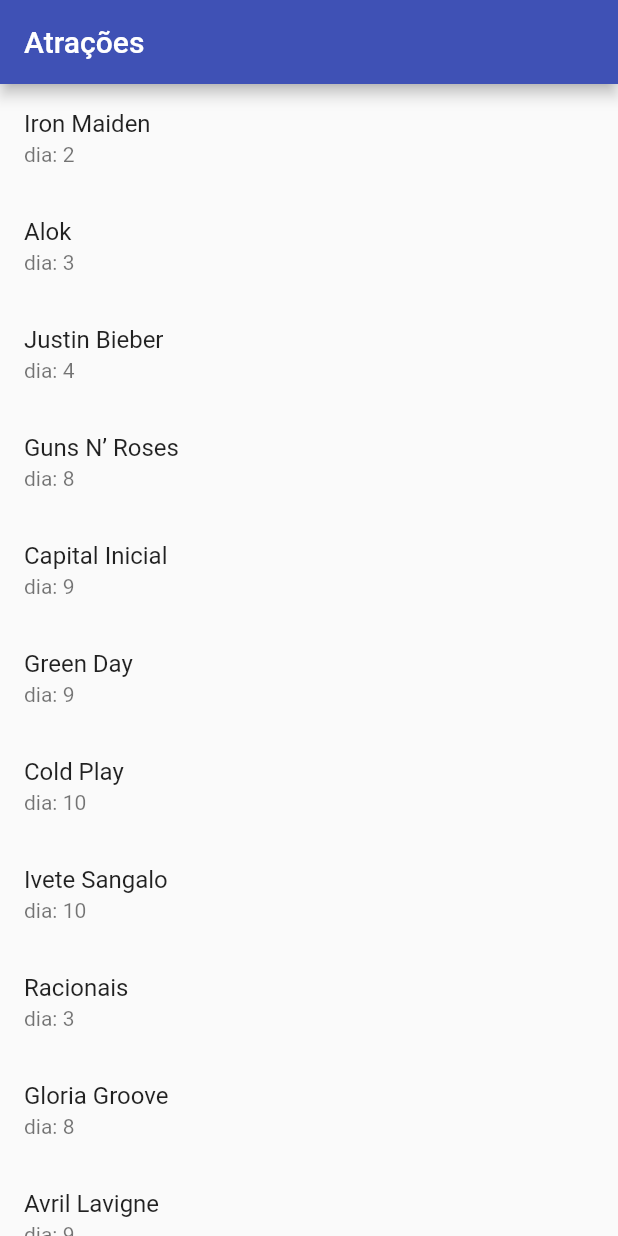
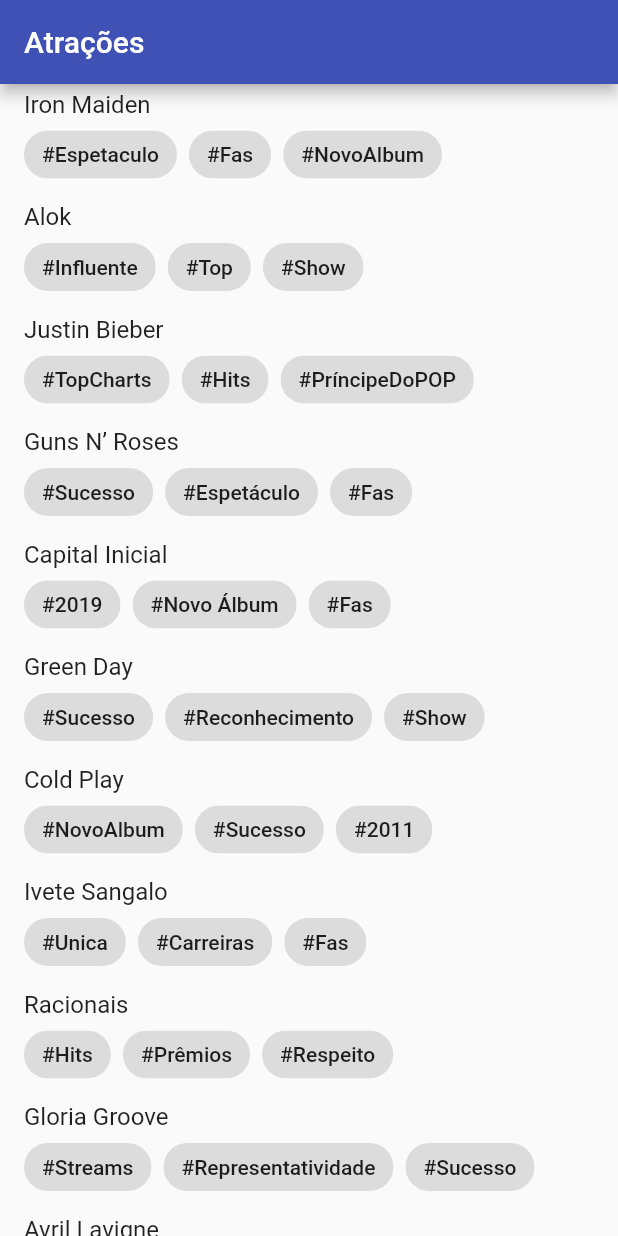
Before and after one commit to alefbispo/RockInRio, a Flutter app: the screen it shows after launch, on a phone screen of 412 x 824 dp. Run offline on Flutter 3.47's test engine with Material 2 defaults, Android fonts, the phone set to English and light mode, and no system bars.

Commit message:
exibindo as hashtags

```diff
--- a/lib/main.dart
+++ b/lib/main.dart
@@ -34,10 +34,18 @@ class _HomePageState extends State<HomePage> {
       ),
       body: ListView.builder(
         itemCount: listaAtracoes.length,
-        itemBuilder: (context,index){
+        itemBuilder: (context, index) {
+
           return ListTile(
             title: Text(listaAtracoes[index].nome),
-            subtitle: Text('dia: '+ listaAtracoes[index].dia.toString()),
+            subtitle: Wrap(
+              spacing: 8,
+              runSpacing: 4,
+              children: listaAtracoes[index]
+              .tags
+              .map((tag) => Chip(label: Text('#$tag')))
+              .toList(),
+            )
           );
         },
       ),
```
